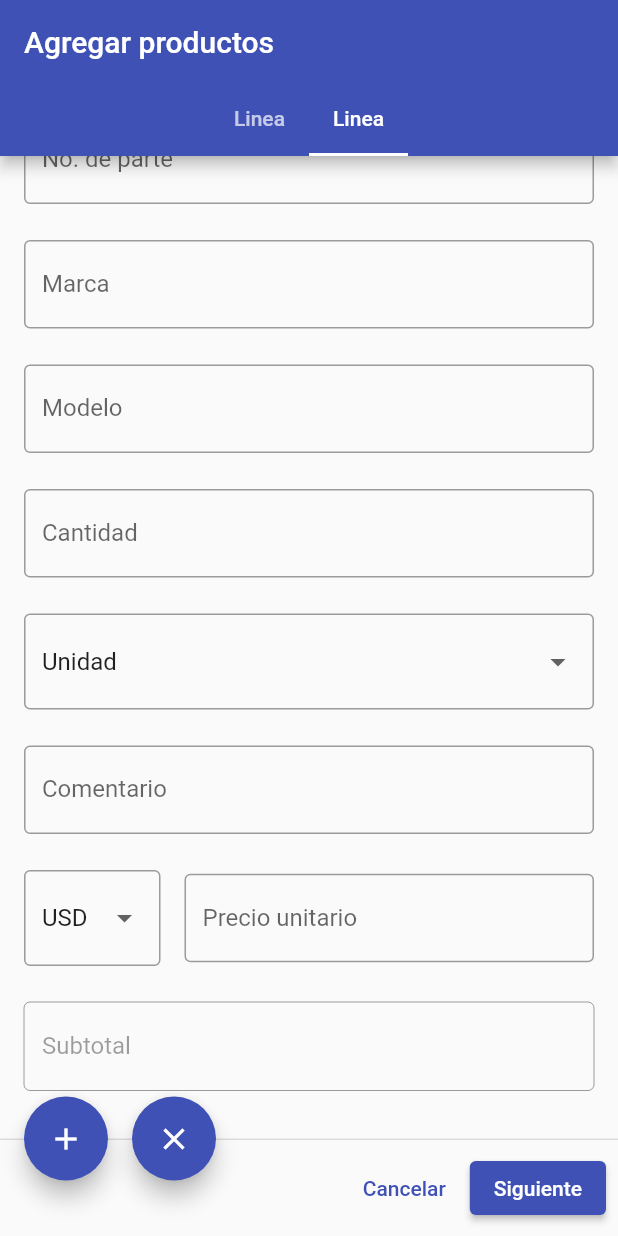
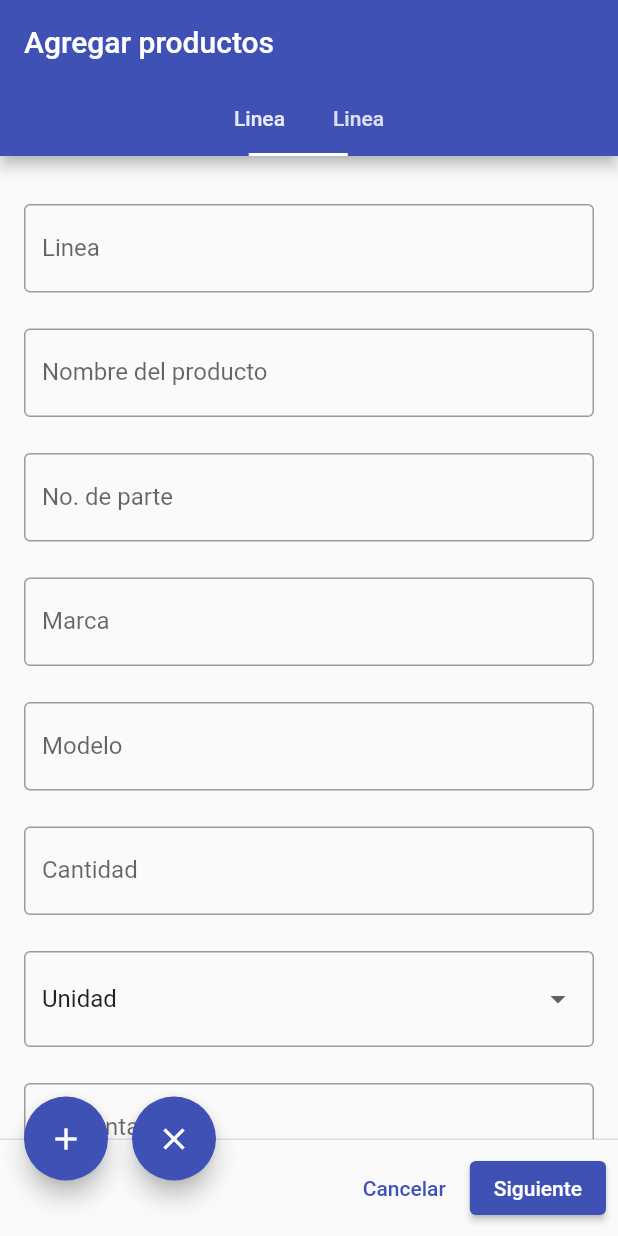
Before and after one commit to oalonsodev/sistema_ochoa, a Flutter app: the screen it shows after launch, scrolled down 225 dp, after a tap on the "add" icon, on a phone screen of 412 x 824 dp. Run offline on Flutter 3.47's test engine with Material 2 defaults, Android fonts, the phone set to English and light mode, and no system bars; our stand-ins replace rxdart.

Commit message:
Creación de Widget ProductForm, cambios menores, "Último Tab no toma el foco" solucionado

```diff
--- a/lib/src/pages/cotizaciones/cot_productos_page.dart
+++ b/lib/src/pages/cotizaciones/cot_productos_page.dart
@@ -1,9 +1,6 @@
-import 'dart:convert';
-
 import 'package:flutter/material.dart';
-import 'package:flutter/src/services/text_input.dart';
-import 'package:sistema_ochoa/src/utils/utils.dart' as utils;
 import 'package:sistema_ochoa/src/Models/product_model.dart';
+import 'package:sistema_ochoa/src/pages/productos/product_form.dart';
 
 //TODO: Con la propiedad index del TabBar controlar en cuál item de mi lista de
 //todo: productos se ingresarán los datos de cada tab.
@@ -17,17 +14,16 @@ import 'package:sistema_ochoa/src/Models/product_model.dart';
 //todo: producto que se esté visualizando. La pregunta ahora es:
 //todo: ¿Como saber cuál Tab estoy visualizando?
 
-class ProductosCot extends StatefulWidget {
+class ProductosCotPage extends StatefulWidget {
 	@override
 	_ProductosCotState createState() => _ProductosCotState();
 }
 
-class _ProductosCotState extends State<ProductosCot>
+class _ProductosCotState extends State<ProductosCotPage>
 		with TickerProviderStateMixin {
 	List<ProductModel> _productList; //* Lista de productos.
 
 	//? ======= TabBar =======
-	List<String> _tabList; //* Lista de tabs.
 	TabController _tabController; //* Controlador del TabBar.
 	int _currentTab; //* Índice del tab seleccionado.
 
@@ -44,11 +40,12 @@ class _ProductosCotState extends State<ProductosCot>
 	void initState() {
 		// TODO: implement initState
 		super.initState();
+		_currentTab   = 0; //* Indice indicador del tab inicial
 		_productList  = [new ProductModel()]; //* Lista inical de productos.
 		_unidadSelec  = 'Unidad'; //* Valor inicial del menú 'Unidad'.
 		_unidad       = List.unmodifiable(['Unidad','Pieza','Servicio','Ml.','Kl.','L.']) ; //* Lista de uni.
 		_monedaSelec  = 'USD';
-		_moneda       = List.unmodifiable(['USD','MX']);
+		_moneda       = List.unmodifiable(['USD','MX']); //* Lista de monedas
 	}
 
 	@override
@@ -67,9 +64,29 @@ class _ProductosCotState extends State<ProductosCot>
 			vsync: this,
 			length: _productList.length,
 		);
-    // _tabController.index = _productList.length - 1;
-    _tabController.offset = 1.0;
-    _currentTab = _tabController.index; //* Índice del tab seleccionado.
+		//* _tabController.index vuelve a 0 cada que se ejecuta el método build().
+		//* Por ello, después de crear el _tabController, seteamos su valor index:
+		//? 	1. Cada que se crea un nuevo tab.
+		//*		Al crear un nuevo Tab, _currentTab toma el valor de
+		//*		_productList.length-1 para que, posteriormente a la ejecución de
+		//*		build(), _tabController.index tome el valor de _currentTab.
+		_tabController.index = _currentTab;
+		//? 	2. Cada que se navega entre tabs.
+					//TODO: Crear y describir esta implementación.
+
+
+		//TODO: Resolver el problema de que el último TabBarView no toma el foco
+			// _tabController.index = _productList.length-1;
+
+		// _tabController.index = _currentTab;
+		// _currentTab = _tabController.index; //* Índice del tab seleccionado.
+
+		_tabController.animateTo(
+			_productList.length-1, //* _tabController.index tomará este valor
+			duration: Duration(milliseconds: 5000),
+			curve: Curves.decelerate
+		);
+		_currentTab = _tabController.index;
 
 
 		//* Recepción del Id de la cotización que se está creando.
@@ -104,7 +121,6 @@ class _ProductosCotState extends State<ProductosCot>
 							onPressed: () {
 								setState(() {
 									_removeProduct();
-
 								});
 								//* Sentancia para remover el tab visible en pantalla
 								// setState(() => _productList.removeAt(_tabController.index));
@@ -120,23 +136,25 @@ class _ProductosCotState extends State<ProductosCot>
 					child: Icon(Icons.add),
 					onPressed: () {
 						setState(() {
-              //? Agregar producto a la lista
+							//? Agregar producto a la lista.
 							_productList.add(new ProductModel());
-              //?
+							//? La lista de Tabs aumenta en base a la lista de productos.
 							print('previousIndex: ${_tabController.previousIndex}');
+							print('Current Tab: $_currentTab');
 							print('se agregó un elemento a la lista');
 							print('La lista actual: $_productList');
 							print('Nueva longitud de la lista: ${_productList.length}');
+
+							//TODO: Usar este método para colocar el foco en el último tab
+							//todo: creado.
+							//* Lineas encargadas de realizar el cambio entre pestañas
+							_tabController.animateTo(
+								_productList.length-2, //* _tabController.index tomará este valor
+								duration: Duration(milliseconds: 5000),
+								curve: Curves.decelerate
+							);
+							_currentTab = _tabController.index;
 						});
-
-            //? Agregar tab a la lista
-						//* Cuando se agrega el 2do valor a la lista, la longitud sigue
-						//* siendo 1, por lo que el 2do valor repite el valor '1'. Por
-						//* eso se agrega el +1, para compensar esa falta.
-						// setState(() => _productList.add('${_tabList.length + 1}'));
-						//* Para este momento de la ejecución el nuevo valor ya fue agregado
-						//* a la lista, por lo que la longitud concuerda con lo escrito en
-						//* el último valor.
 					},
 				),
 				_moreOptions
@@ -152,21 +170,10 @@ class _ProductosCotState extends State<ProductosCot>
 				 print('Tab actual: ${_tabController.index}');
 				 print('La lista actual: $_productList');
 				 print('Longitud de la lista: ${_productList.length}');
-
-
 			}),
 			ElevatedButton(
 				child: Text('Siguiente'),
-        onPressed: () {
-          print('Tab actual: ${_tabController.index}');
-          print('Lista de productos: $_productList');
-          print('Longitud de la lista: ${_productList.length}');
-          _productList.length = 1;
-          _productList[0] = new ProductModel();
-          _productList[0].id = '1';
-          print('Id del producto agregado: ${_productList[0].id}');
-          print('Nueva longitud de la lista: ${_productList.length}');
-        }
+				onPressed: () {}
 			)
 		];
 	}
@@ -185,184 +192,38 @@ class _ProductosCotState extends State<ProductosCot>
 		return TabBarView(
 			controller: _tabController,
 			children: _productList.map((ProductModel product) {
-				return ListView(
-					padding: EdgeInsets.symmetric(horizontal: 16.0, vertical: 32.0),
-					children: [
-						Column(
-							children: [
-								_createTFFLinea(),
-								utils.createSpace(24.0),
-								_createTFFNombre(),
-								utils.createSpace(24.0),
-								_createTFFNoParte(),
-								utils.createSpace(24.0),
-								_createTFFMarca(),
-								utils.createSpace(24.0),
-								_createTFFModelo(),
-								utils.createSpace(24.0),
-								_createTFFCantidad(),
-								utils.createSpace(24.0),
-								_createDBFFUnidad(),
-								utils.createSpace(24.0),
-								_createComentario(),
-								utils.createSpace(24.0),
-								_createRowPrecioUnit(),
-								utils.createSpace(24.0),
-								_createSubtotal(),
-							],
-						)
-					]
+				return ProductForm(
+					tabController: _tabController,
+					unidadSelec: _unidadSelec,
+					unidad: _unidad,
+					monedaSelec: _monedaSelec,
+					moneda: _moneda
 				);
 			}).toList(),
 		);
 	}
 
-	//* Campos del formulario
-	TextFormField _createTFFLinea() {
-		return TextFormField(
-			decoration: InputDecoration(
-				labelText: 'Linea',
-				border: OutlineInputBorder()
-			),
-      onFieldSubmitted: (String value) {
-        setState(() {
-          print('#############onFieldSubmitted#############');
-          // _productList[_tabController.index].nombre = value;
-        });
-      },
-      onChanged: (value) {
-        print(value);
-      },
-		);
-	}
-
-	TextFormField _createTFFNombre() {
-		return TextFormField(
-			decoration: InputDecoration(
-				labelText: 'Nombre del producto',
-				border: OutlineInputBorder()
-			),
-      onFieldSubmitted: (String value) {
-        setState(() {
-          print('#############onFieldSubmitted#############');
-          int index = _tabController.index;
-          print('hola $index');
-          // _productList[_tabController.index].nombre = value;
-        });
-      },
-		);
-	}
-
-	TextFormField _createTFFNoParte() {
-		return TextFormField(
-			decoration: InputDecoration(
-				labelText: 'No. de parte',
-				border: OutlineInputBorder()
-			),
-		);
-	}
-
-	TextFormField _createTFFMarca() {
-		return TextFormField(
-			decoration: InputDecoration(
-				labelText: 'Marca',
-			border: OutlineInputBorder()
-			),
-		);
-	}
-
-	TextFormField _createTFFModelo() {
-		return TextFormField(
-			decoration: InputDecoration(
-				labelText: 'Modelo',
-			border: OutlineInputBorder()
-			),
-		);
-	}
-
-	TextFormField _createTFFCantidad() {
-		return TextFormField(
-			decoration: InputDecoration(
-				labelText: 'Cantidad',
-				border: OutlineInputBorder()
-			),
-		);
-	}
-
-	Widget _createDBFFUnidad() {
-		return DropdownButtonFormField<String>(
-			decoration: InputDecoration(
-				border: OutlineInputBorder()
-			),
-			value: _unidadSelec,
-			items: _unidad.map(
-				(String opt) => DropdownMenuItem(child: Text(opt), value: opt))
-				.toList(),
-			onChanged: (optSelec) => setState(() => _unidadSelec = optSelec),
-		);
-	}
-
-	TextFormField _createComentario() {
-		return TextFormField(
-			decoration: InputDecoration(
-				labelText: 'Comentario',
-				border: OutlineInputBorder()
-			)
-		);
-	}
-
-	Row _createRowPrecioUnit() {
-		return Row(
-			children: [
-				Expanded(
-					child: DropdownButtonFormField<String>(
-						decoration: InputDecoration(
-							border: OutlineInputBorder()
-						),
-						value: _monedaSelec,
-						items: _moneda.map(
-							(String opt) => DropdownMenuItem(child: Text(opt), value: opt))
-							.toList(),
-						onChanged: (String optSelec) => setState(() => _monedaSelec = optSelec),
-					),
-				),
-				SizedBox(width: 16.0),
-				Expanded(
-					flex: 3,
-					child: TextFormField(
-						decoration: InputDecoration(
-							labelText: 'Precio unitario',
-							border: OutlineInputBorder()
-						),
-					)
-				)
-			],
-		);
-	}
-
-	TextFormField _createSubtotal() {
-		return TextFormField(
-			decoration: InputDecoration(
-				enabled: false,
-				labelText: 'Subtotal',
-				border: OutlineInputBorder()
-			)
-		);
-	}
-
 	void _removeProduct() {
 		//? Remover de la lista el producto visible en pantalla
+		// int _nextIndex;
+		// if (_tabController.index == 0
+		// 		|| _tabController.index == _productList.length-1) {
+		// 	_nextIndex = _tabController.index;
+		// } else {
+		// }
+
 		_productList.removeAt(_currentTab);
 		print('se removió el elemento de la posición $_currentTab');
 		print('La lista actual: $_productList');
 		print('Nueva longitud de la lista: ${_productList.length}');
 
-
-/*     if (_tabController.index != 0) {
-      _tabController.index = _currentTab-1;
-    }
-    //? Remover de la lista el tab visible en pantalla
-    _productList.removeAt(_currentTab); */
+		//* Lineas encargadas de realizar el cambio entre pestañas
+		_tabController.animateTo(
+			_tabController.index, //* _tabController.index tomará este valor
+			duration: Duration(milliseconds: 5000),
+			curve: Curves.decelerate
+		);
+		_currentTab = _tabController.index;
 
 	}
 
--- /dev/null
+++ b/lib/src/pages/productos/product_form.dart
@@ -0,0 +1,181 @@
+import 'package:flutter/material.dart';
+
+import 'package:sistema_ochoa/src/utils/utils.dart' as utils;
+
+class ProductForm extends StatefulWidget {
+	final TabController tabController;
+	final String unidadSelec;
+	final List<String> unidad;
+	final String monedaSelec;
+	final List<String> moneda;
+
+	ProductForm({
+		this.tabController,
+		this.unidadSelec,
+		this.unidad,
+		this.monedaSelec,
+		this.moneda
+	});
+
+	@override
+	_ProductFormState createState() => _ProductFormState();
+}
+
+class _ProductFormState extends State<ProductForm> with AutomaticKeepAliveClientMixin {
+	@override
+  bool get wantKeepAlive => true;
+
+	final _formKey = new GlobalKey<FormState>();
+
+	@override
+	Widget build(BuildContext context) {
+		super.build(context);
+		return ListView(
+			padding: EdgeInsets.symmetric(horizontal: 16.0, vertical: 32.0),
+			children: [
+				Form(
+					key: _formKey,
+					autovalidateMode: AutovalidateMode.onUserInteraction,
+					child: Column(
+						children: [
+							_createTFFLinea(),
+							utils.createSpace(24.0),
+							_createTFFNombre(widget.tabController),
+							utils.createSpace(24.0),
+							_createTFFNoParte(),
+							utils.createSpace(24.0),
+							_createTFFMarca(),
+							utils.createSpace(24.0),
+							_createTFFModelo(),
+							utils.createSpace(24.0),
+							_createTFFCantidad(),
+							utils.createSpace(24.0),
+							_createDBFFUnidad(widget.unidadSelec, widget.unidad),
+							utils.createSpace(24.0),
+							_createComentario(),
+							utils.createSpace(24.0),
+							_createRowPrecioUnit(widget.monedaSelec, widget.moneda),
+							utils.createSpace(24.0),
+							_createSubtotal(),
+						],
+					),
+				)
+			]
+		);
+	}
+
+	//* Campos del formulario
+	TextFormField _createTFFLinea() {
+		return TextFormField(
+			decoration: InputDecoration(
+				labelText: 'Linea',
+				border: OutlineInputBorder()
+			),
+		);
+	}
+
+	TextFormField _createTFFNombre(TabController tabController) {
+		return TextFormField(
+			decoration: InputDecoration(
+				labelText: 'Nombre del producto',
+				border: OutlineInputBorder()
+			),
+		);
+	}
+
+	TextFormField _createTFFNoParte() {
+		return TextFormField(
+			decoration: InputDecoration(
+				labelText: 'No. de parte',
+				border: OutlineInputBorder()
+			),
+		);
+	}
+
+	TextFormField _createTFFMarca() {
+		return TextFormField(
+			decoration: InputDecoration(
+				labelText: 'Marca',
+				border: OutlineInputBorder()
+			),
+		);
+	}
+
+	TextFormField _createTFFModelo() {
+		return TextFormField(
+			decoration: InputDecoration(
+				labelText: 'Modelo',
+				border: OutlineInputBorder()
+			),
+		);
+	}
+
+	TextFormField _createTFFCantidad() {
+		return TextFormField(
+			decoration: InputDecoration(
+				labelText: 'Cantidad',
+				border: OutlineInputBorder()
+			),
+		);
+	}
+
+	Widget _createDBFFUnidad(String unidadSelec, List<String> unidad) {
+		return DropdownButtonFormField<String>(
+			decoration: InputDecoration(border: OutlineInputBorder()),
+			value: unidadSelec,
+			items: unidad.map((String opt) =>
+				DropdownMenuItem(child: Text(opt), value: opt))
+				.toList(),
+			onChanged: (optSelec) => setState(() => unidadSelec = optSelec),
+		);
+	}
+
+	TextFormField _createComentario() {
+		return TextFormField(
+			decoration: InputDecoration(
+				labelText: 'Comentario',
+				border: OutlineInputBorder()
+			)
+		);
+	}
+
+	Row _createRowPrecioUnit(String monedaSelec, List<String> moneda) {
+		return Row(
+			children: [
+				Expanded(
+					child: DropdownButtonFormField<String>(
+						decoration: InputDecoration(border: OutlineInputBorder()),
+						value: monedaSelec,
+						items: moneda.map((String opt) =>
+							DropdownMenuItem(child: Text(opt), value: opt))
+							.toList(),
+						onChanged: (String optSelec) =>
+							setState(() => monedaSelec = optSelec),
+					),
+				),
+				SizedBox(width: 16.0),
+				Expanded(
+					flex: 3,
+					child: TextFormField(
+						decoration: InputDecoration(
+							labelText: 'Precio unitario',
+							border: OutlineInputBorder()
+						),
+					)
+				)
+			],
+		);
+	}
+
+	TextFormField _createSubtotal() {
+		return TextFormField(
+			decoration: InputDecoration(
+				enabled: false,
+				labelText: 'Subtotal',
+				border: OutlineInputBorder()
+			)
+		);
+	}
+
+
+}
--- a/lib/src/utils/routes.dart
+++ b/lib/src/utils/routes.dart
@@ -12,6 +12,6 @@ Map<String, WidgetBuilder> getRoutes() {
 		'login' 	: (BuildContext context) => LoginPage(),
 		'signup'	: (BuildContext context) => SignUpPage(),
 		'home'  	: (BuildContext context) => Home(),
-		'addProd'	: (BuildContext context) => ProductosCot(),
+		'addProd'	: (BuildContext context) => ProductosCotPage(),
 	};
 }
```
Lines whose indentation alone changed are shown as unchanged.
